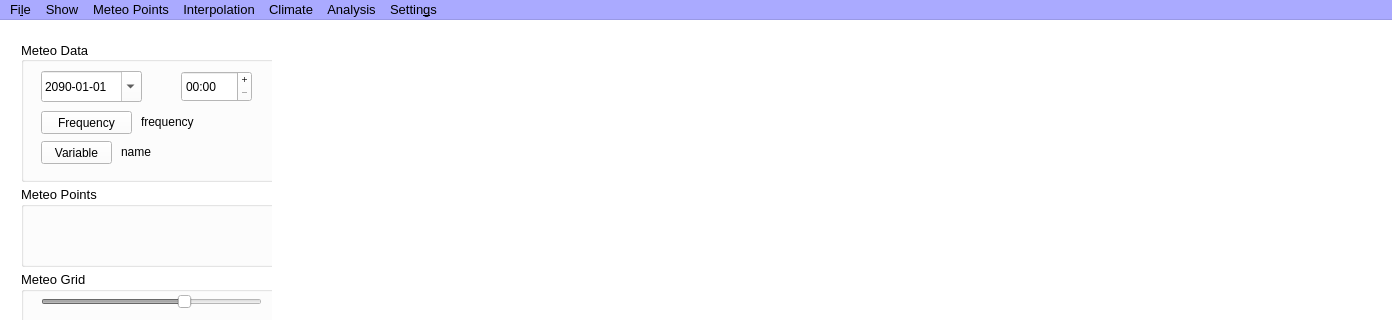
Before: the Qt Designer form bin/PRAGA/mainWindow.ui in gaowudao/CRITERIA3D, drawn with Qt 5; both pictures show x 0 to 1392 and y 0 to 320 of the 1392 by 824 pixel window.
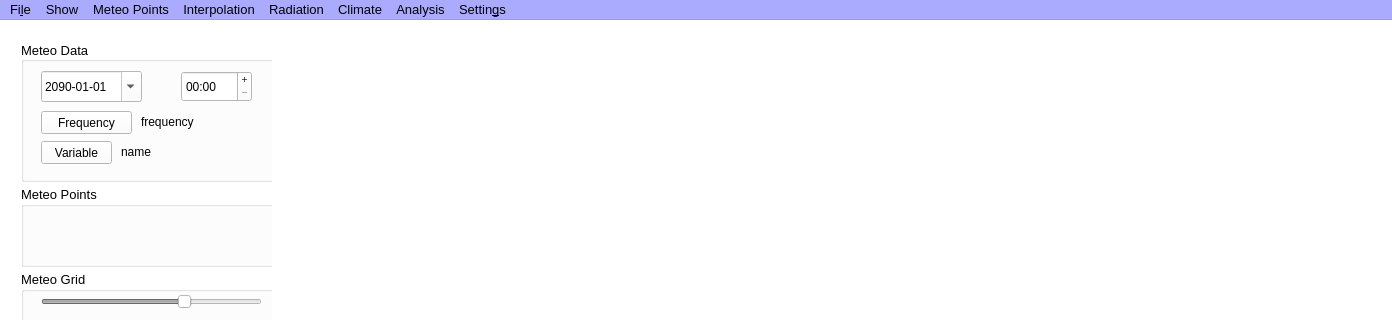
After: the same form once the commit is applied.

Commit message: dialog rad

Patch:
```diff
--- a/bin/PRAGA/mainWindow.ui
+++ b/bin/PRAGA/mainWindow.ui
@@ -3070,10 +3070,17 @@
     <addaction name="actionNew_aggregation_DB"/>
     <addaction name="actionAggregate_from_grid"/>
    </widget>
+   <widget class="QMenu" name="menuRadiation">
+    <property name="title">
+     <string>Radiation</string>
+    </property>
+    <addaction name="actionRadiationSettings"/>
+   </widget>
    <addaction name="menuFile"/>
    <addaction name="menuShow"/>
    <addaction name="menuVariable"/>
    <addaction name="menuInterpolation"/>
+   <addaction name="menuRadiation"/>
    <addaction name="menuClimate"/>
    <addaction name="menuAnalysis"/>
    <addaction name="menuGIS_settings"/>
```
Left out of the diff: 8 changed lines with no effect on the pictures. The commit also changes 3 other files.
